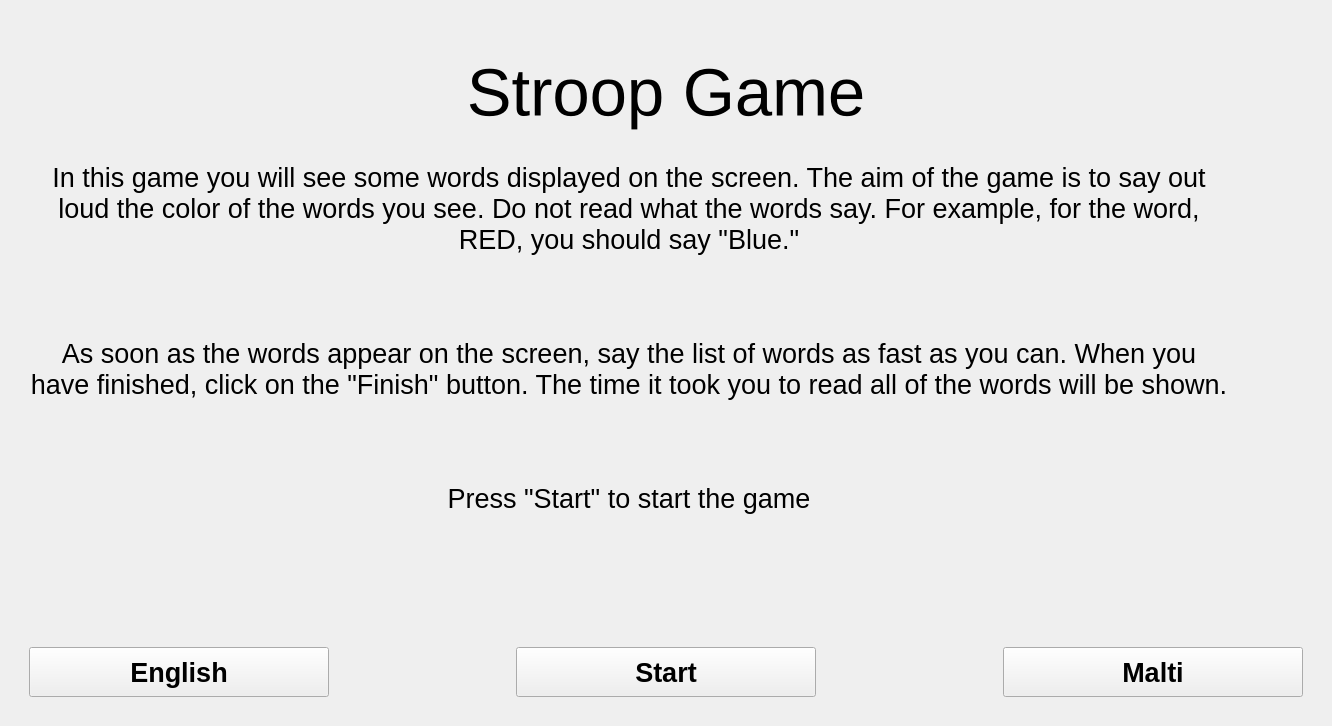
First picture: the form in cognition_games.ui, repository lessju/cognition_games, before the edit.
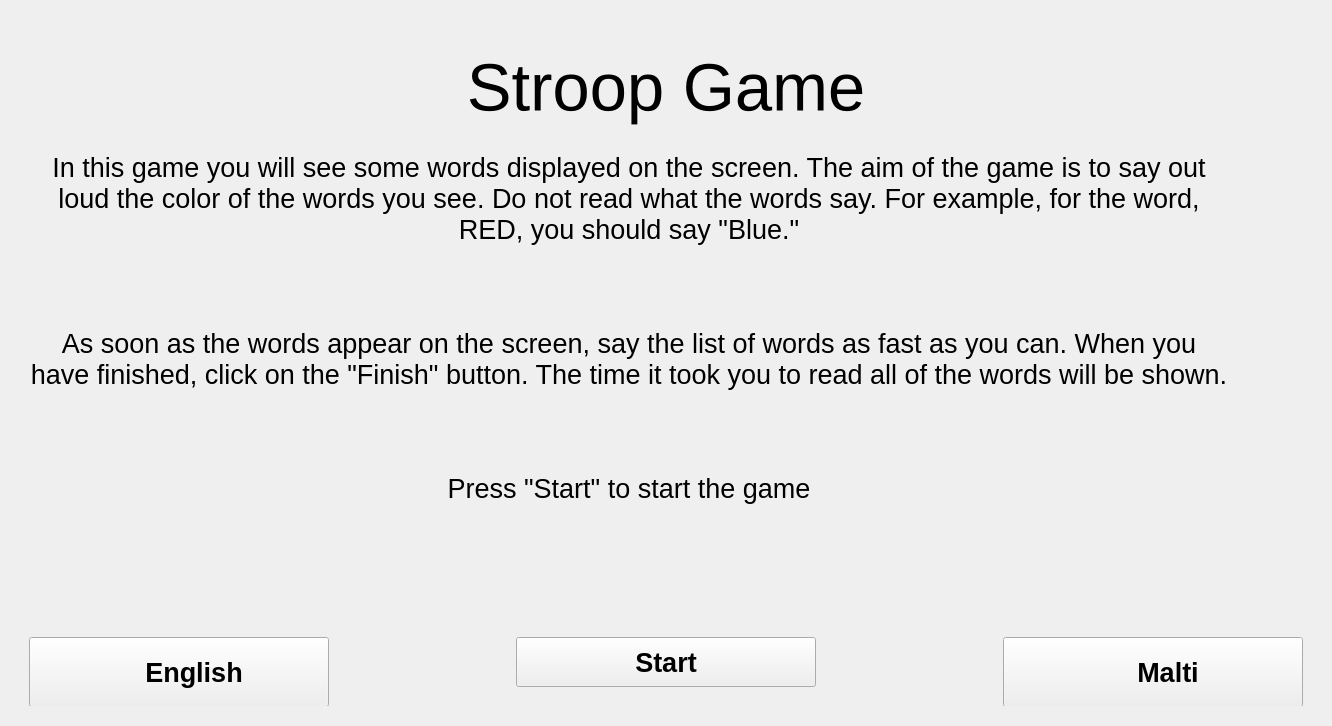
Second picture: the form after the edit.

The edit to the form file:
```diff
--- a/cognition_games.ui
+++ b/cognition_games.ui
@@ -224,7 +224,7 @@
           <number>0</number>
          </property>
          <widget class="QWidget" name="stroop_instructions">
-          <layout class="QGridLayout" name="stroop_games_grid" rowstretch="1,2,1,0" columnstretch="0,0,0,0">
+          <layout class="QGridLayout" name="stroop_games_grid" rowstretch="1,2,1,0" columnstretch="0,0,0">
            <property name="sizeConstraint">
             <enum>QLayout::SetDefaultConstraint</enum>
            </property>
@@ -243,7 +243,7 @@
              </property>
             </widget>
            </item>
-           <item row="3" column="1" alignment="Qt::AlignHCenter">
+           <item row="3" column="1" alignment="Qt::AlignHCenter|Qt::AlignVCenter">
             <widget class="QPushButton" name="start_stroop_button">
              <property name="sizePolicy">
               <sizepolicy hsizetype="Fixed" vsizetype="Fixed">
@@ -296,7 +296,7 @@
              <property name="minimumSize">
               <size>
                <width>300</width>
-               <height>50</height>
+               <height>70</height>
               </size>
              </property>
              <property name="maximumSize">
@@ -313,7 +313,7 @@
               </font>
              </property>
              <property name="text">
-              <string>Malti</string>
+              <string>    Malti</string>
              </property>
             </widget>
            </item>
@@ -361,7 +361,7 @@
              <property name="minimumSize">
               <size>
                <width>300</width>
-               <height>50</height>
+               <height>70</height>
               </size>
              </property>
              <property name="maximumSize">
@@ -378,7 +378,7 @@
               </font>
              </property>
              <property name="text">
-              <string>English</string>
+              <string>    English</string>
              </property>
             </widget>
            </item>
```
Left out of the diff: 11 changed lines with no effect on the pictures.
